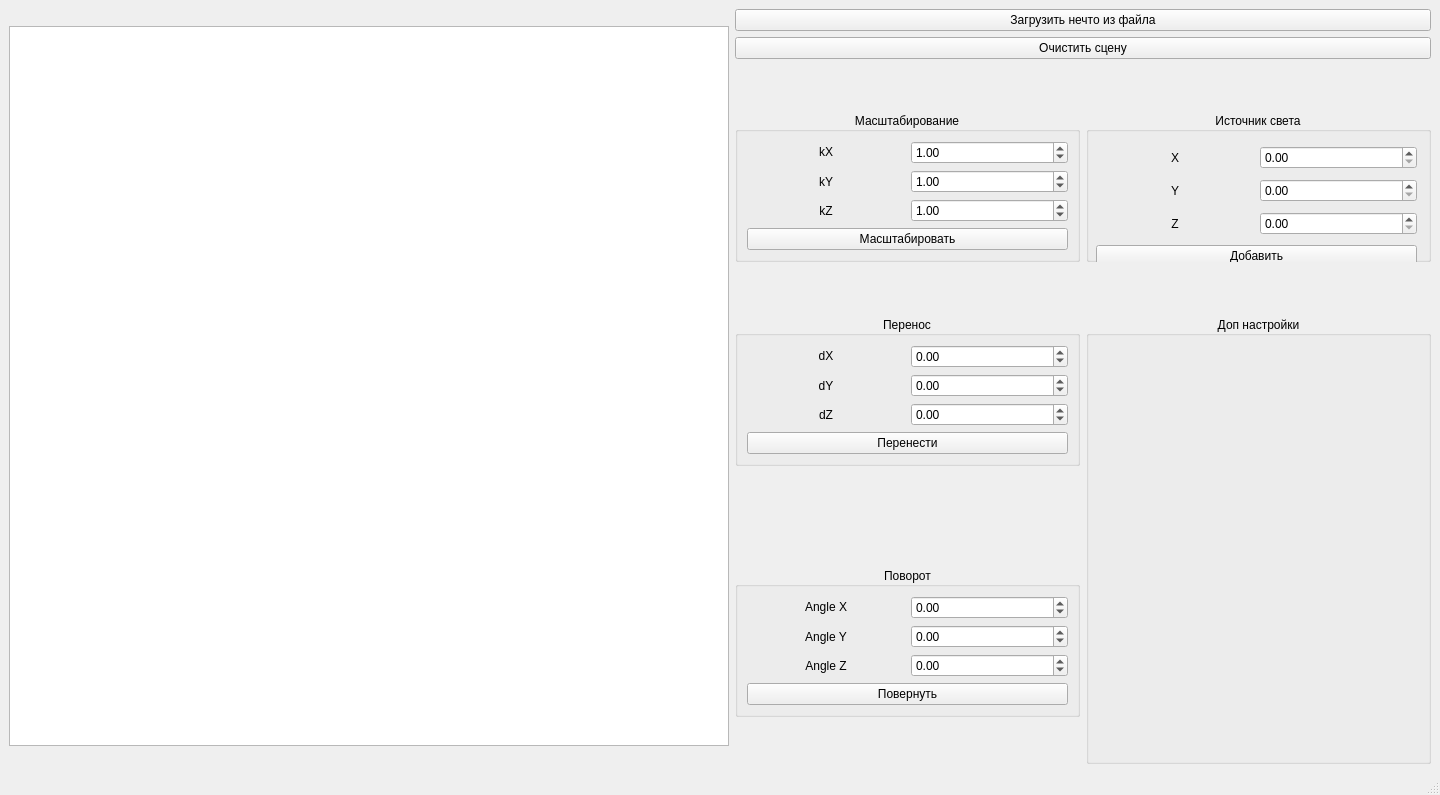
Before: the Qt Designer form ui/mainwindow.ui in Tulenenok/BMSTU_CP_CG, drawn with Qt 5.
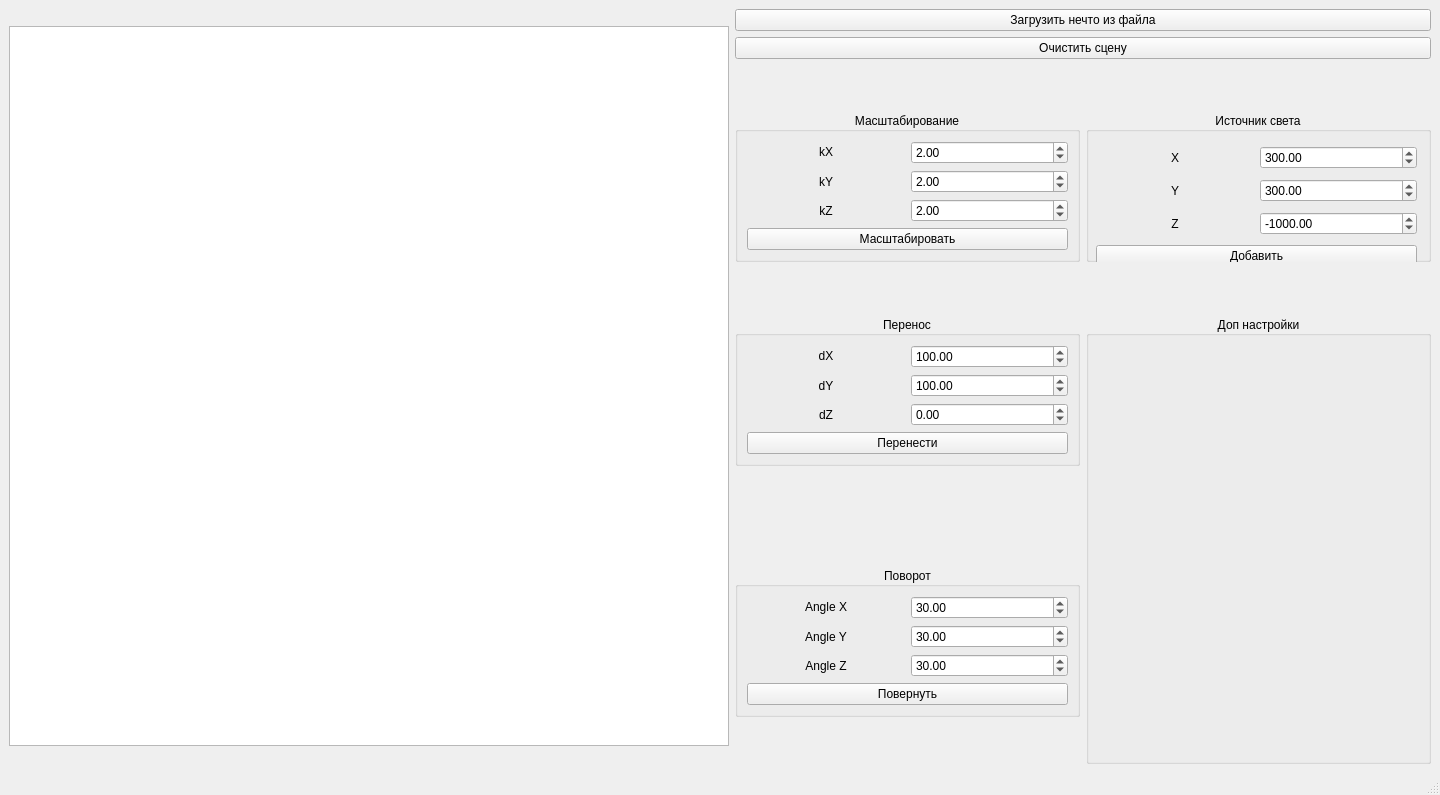
After: the same form once the commit is applied.

Patch:
```diff
--- a/ui/mainwindow.ui
+++ b/ui/mainwindow.ui
@@ -65,7 +65,17 @@
        </property>
        <layout class="QGridLayout" name="gridLayout_14">
         <item row="2" column="1">
-         <widget class="QDoubleSpinBox" name="LzField"/>
+         <widget class="QDoubleSpinBox" name="LzField">
+          <property name="minimum">
+           <double>-10000.000000000000000</double>
+          </property>
+          <property name="maximum">
+           <double>10000.000000000000000</double>
+          </property>
+          <property name="value">
+           <double>-1000.000000000000000</double>
+          </property>
+         </widget>
         </item>
         <item row="0" column="0">
          <widget class="QLabel" name="label">
@@ -98,10 +108,30 @@
          </widget>
         </item>
         <item row="1" column="1">
-         <widget class="QDoubleSpinBox" name="LyField"/>
+         <widget class="QDoubleSpinBox" name="LyField">
+          <property name="minimum">
+           <double>-10000.000000000000000</double>
+          </property>
+          <property name="maximum">
+           <double>10000.000000000000000</double>
+          </property>
+          <property name="value">
+           <double>300.000000000000000</double>
+          </property>
+         </widget>
         </item>
         <item row="0" column="1">
-         <widget class="QDoubleSpinBox" name="LxField"/>
+         <widget class="QDoubleSpinBox" name="LxField">
+          <property name="minimum">
+           <double>-10000.000000000000000</double>
+          </property>
+          <property name="maximum">
+           <double>10000.000000000000000</double>
+          </property>
+          <property name="value">
+           <double>300.000000000000000</double>
+          </property>
+         </widget>
         </item>
         <item row="3" column="0" colspan="2">
          <widget class="QPushButton" name="AddLightB">
@@ -174,7 +204,7 @@
               <double>10000.000000000000000</double>
              </property>
              <property name="value">
-              <double>1.000000000000000</double>
+              <double>2.000000000000000</double>
              </property>
             </widget>
            </item>
@@ -193,7 +223,7 @@
               <double>10000.000000000000000</double>
              </property>
              <property name="value">
-              <double>1.000000000000000</double>
+              <double>2.000000000000000</double>
              </property>
             </widget>
            </item>
@@ -212,7 +242,7 @@
               <double>10000.000000000000000</double>
              </property>
              <property name="value">
-              <double>1.000000000000000</double>
+              <double>2.000000000000000</double>
              </property>
             </widget>
            </item>
@@ -294,6 +324,9 @@
            <property name="maximum">
             <double>10000.000000000000000</double>
            </property>
+           <property name="value">
+            <double>100.000000000000000</double>
+           </property>
           </widget>
          </item>
          <item row="3" column="1">
@@ -346,6 +379,9 @@
            <property name="maximum">
             <double>10000.000000000000000</double>
            </property>
+           <property name="value">
+            <double>100.000000000000000</double>
+           </property>
           </widget>
          </item>
          <item row="1" column="0">
@@ -427,10 +463,13 @@
               </sizepolicy>
              </property>
              <property name="minimum">
-              <double>-10000.000000000000000</double>
+              <double>-360.000000000000000</double>
              </property>
              <property name="maximum">
-              <double>10000.000000000000000</double>
+              <double>360.000000000000000</double>
+             </property>
+             <property name="value">
+              <double>30.000000000000000</double>
              </property>
             </widget>
            </item>
@@ -443,10 +482,13 @@
               </sizepolicy>
              </property>
              <property name="minimum">
-              <double>-10000.000000000000000</double>
+              <double>-360.000000000000000</double>
              </property>
              <property name="maximum">
-              <double>10000.000000000000000</double>
+              <double>360.000000000000000</double>
+             </property>
+             <property name="value">
+              <double>30.000000000000000</double>
              </property>
             </widget>
            </item>
@@ -459,10 +501,13 @@
               </sizepolicy>
              </property>
              <property name="minimum">
-              <double>-10000.000000000000000</double>
+              <double>-360.000000000000000</double>
              </property>
              <property name="maximum">
-              <double>10000.000000000000000</double>
+              <double>360.000000000000000</double>
+             </property>
+             <property name="value">
+              <double>30.000000000000000</double>
              </property>
             </widget>
            </item>
```
